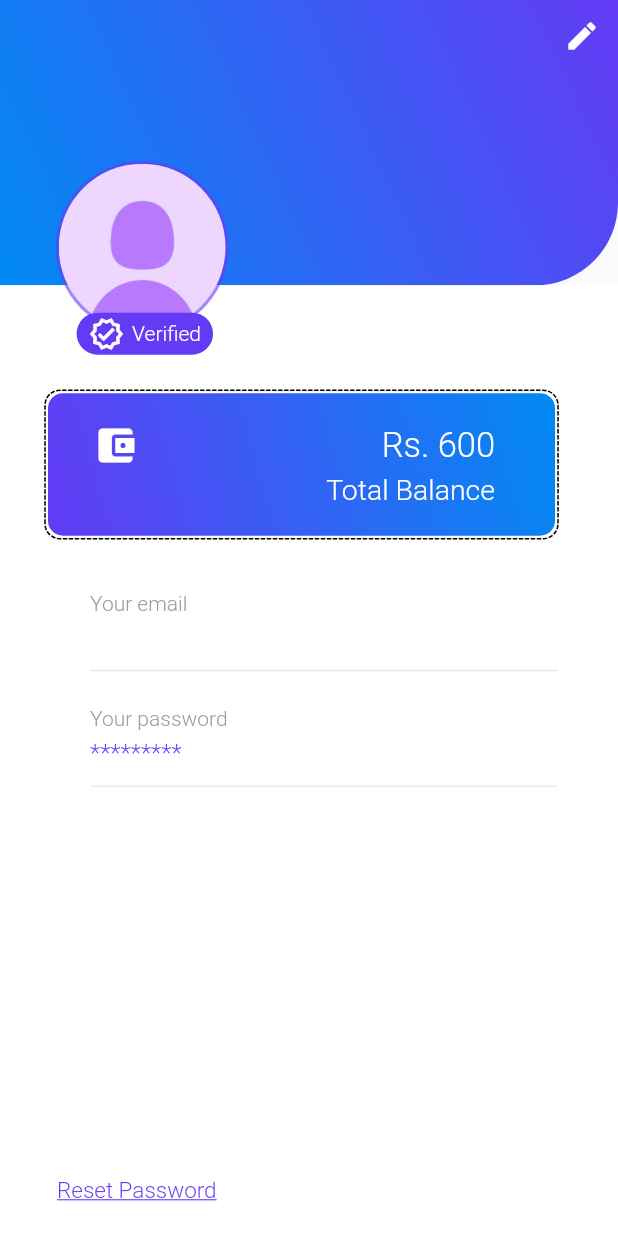
After one commit to Rinnohara9803/mhicha, a Flutter app: the ProfilePage screen opened by its route, on a phone screen of 412 x 824 dp. The commit adds this screen. Run offline on Flutter 3.47's test engine with Material 2 defaults, Android fonts, the phone set to English and light mode, and no system bars; drawn by our look-alikes of dotted_border; our stand-ins replace pinput, qr_flutter, shared_preferences; missing offline and left inert: qr_code_scanner; accounts and stored records are empty; network calls fail.

Commit message:
basic profile-page created

```diff
--- a/lib/main.dart
+++ b/lib/main.dart
@@ -1,6 +1,8 @@
 import 'package:flutter/material.dart';
 import 'package:mhicha/pages/dashboard_page.dart';
+import 'package:mhicha/pages/edit_profile_page.dart';
 import 'package:mhicha/pages/proceed_send_money_page.dart';
+import 'package:mhicha/pages/profile_page.dart';
 import 'package:mhicha/pages/qr_page.dart';
 import 'package:mhicha/pages/send_money_page.dart';
 import 'package:mhicha/pages/splash_page.dart';
@@ -44,6 +46,8 @@ class MyApp extends StatelessWidget {
           SendMoneyPage.routeName: (context) => const SendMoneyPage(),
           ProceedSendMoneyPage.routeName: (context) =>
               const ProceedSendMoneyPage(),
+          ProfilePage.routeName: (context) => const ProfilePage(),
+          EditProfilePage.routeName: (context) => const EditProfilePage(),
         },
       ),
     );
--- a/lib/pages/dashboard_page.dart
+++ b/lib/pages/dashboard_page.dart
@@ -2,7 +2,7 @@ import 'package:flutter/material.dart';
 import 'package:mhicha/pages/home_page.dart';
 import 'package:mhicha/pages/page2.dart';
 import 'package:mhicha/pages/page3.dart';
-import 'package:mhicha/pages/page4.dart';
+import 'package:mhicha/pages/settings_page.dart';
 import 'package:mhicha/pages/qr_page.dart';
 import 'package:mhicha/utilities/themes.dart';
 
@@ -20,7 +20,7 @@ class _DashboardPageState extends State<DashboardPage> {
     HomePage(),
     Page2(),
     Page3(),
-    Page4(),
+    SettingsPage(),
   ];
 
   final PageStorageBucket bucket = PageStorageBucket();
@@ -159,7 +159,7 @@ class _DashboardPageState extends State<DashboardPage> {
                       minWidth: 40,
                       onPressed: () {
                         setState(() {
-                          currentScreen = const Page4();
+                          currentScreen = const SettingsPage();
                           currentTab = 4;
                         });
                       },
--- /dev/null
+++ b/lib/pages/edit_profile_page.dart
@@ -0,0 +1,18 @@
+import 'package:flutter/material.dart';
+
+class EditProfilePage extends StatefulWidget {
+  static String routeName = '/editProfilePage';
+  const EditProfilePage({Key? key}) : super(key: key);
+
+  @override
+  State<EditProfilePage> createState() => _EditProfilePageState();
+}
+
+class _EditProfilePageState extends State<EditProfilePage> {
+  @override
+  Widget build(BuildContext context) {
+    return SafeArea(
+      child: Scaffold(),
+    );
+  }
+}
--- a/lib/pages/home_page.dart
+++ b/lib/pages/home_page.dart
@@ -1,4 +1,5 @@
 import 'package:flutter/material.dart';
+import 'package:mhicha/pages/profile_page.dart';
 import 'package:mhicha/services/shared_services.dart';
 import 'package:mhicha/utilities/themes.dart';
 import 'package:mhicha/widgets/features_row_widgets.dart';
@@ -27,7 +28,11 @@ class HomePage extends StatelessWidget {
               Row(
                 mainAxisAlignment: MainAxisAlignment.spaceBetween,
                 children: [
-                  Stack(
+                  InkWell(
+                    onTap: () {
+                      Navigator.pushNamed(context, ProfilePage.routeName);
+                    },
+                    child: Stack(
                       children: [
                         Container(
                           margin: const EdgeInsets.only(
@@ -69,6 +74,7 @@ class HomePage extends StatelessWidget {
                           ),
                         ),
                       ],
+                    ),
                   ),
                   IconButton(
                     onPressed: () {},
--- /dev/null
+++ b/lib/pages/profile_page.dart
@@ -0,0 +1,302 @@
+import 'package:flutter/material.dart';
+import 'package:mhicha/pages/edit_profile_page.dart';
+import 'package:mhicha/providers/profile_provider.dart';
+import 'package:mhicha/services/auth_service.dart';
+import 'package:mhicha/services/shared_services.dart';
+import 'package:mhicha/utilities/themes.dart';
+import 'package:provider/provider.dart';
+import 'package:dotted_border/dotted_border.dart';
+
+class ProfilePage extends StatefulWidget {
+  static String routeName = '/profilePage';
+  const ProfilePage({Key? key}) : super(key: key);
+
+  @override
+  State<ProfilePage> createState() => _ProfilePageState();
+}
+
+class _ProfilePageState extends State<ProfilePage> {
+  Widget profileDetailBox(String label, String value) {
+    return Column(
+      crossAxisAlignment: CrossAxisAlignment.start,
+      children: [
+        Text(
+          label,
+          style: const TextStyle(
+            color: Colors.grey,
+            fontSize: 14,
+          ),
+        ),
+        const SizedBox(
+          height: 5,
+        ),
+        Text(
+          value,
+          style: TextStyle(
+            color: ThemeClass.primaryColor,
+            fontSize: 16,
+          ),
+        ),
+        const SizedBox(
+          height: 5,
+        ),
+        const Divider(),
+        const SizedBox(
+          height: 16,
+        ),
+      ],
+    );
+  }
+
+  @override
+  Widget build(BuildContext context) {
+    final theHeight = MediaQuery.of(context).size.height;
+    final theWidth = MediaQuery.of(context).size.width;
+    return SafeArea(
+      child: Scaffold(
+        body: Stack(
+          children: [
+            Column(
+              children: [
+                Expanded(
+                  flex: 3,
+                  child: Container(
+                    decoration: BoxDecoration(
+                      borderRadius: const BorderRadius.only(
+                        bottomRight: Radius.circular(
+                          55,
+                        ),
+                      ),
+                      gradient: LinearGradient(
+                        begin: Alignment.topRight,
+                        end: Alignment.bottomLeft,
+                        colors: [
+                          ThemeClass.primaryColor,
+                          const Color(0xff018AF3),
+                        ],
+                      ),
+                    ),
+                  ),
+                ),
+                Expanded(
+                  flex: 10,
+                  child: Container(
+                    color: Colors.white,
+                    child: Column(
+                      children: [
+                        SingleChildScrollView(
+                          child: Column(
+                            children: [
+                              Container(
+                                margin: const EdgeInsets.only(
+                                  left: 30,
+                                  right: 40,
+                                  top: 70,
+                                  bottom: 20,
+                                ),
+                                child: DottedBorder(
+                                  borderType: BorderType.RRect,
+                                  radius: const Radius.circular(
+                                    10,
+                                  ),
+                                  child: Container(
+                                    height: 95,
+                                    width: double.infinity,
+                                    padding: const EdgeInsets.only(
+                                      left: 30,
+                                      right: 40,
+                                      top: 20,
+                                      bottom: 20,
+                                    ),
+                                    decoration: BoxDecoration(
+                                      gradient: LinearGradient(
+                                        begin: Alignment.topRight,
+                                        end: Alignment.bottomLeft,
+                                        colors: [
+                                          const Color(0xff018AF3),
+                                          ThemeClass.primaryColor,
+                                        ],
+                                      ),
+                                      borderRadius: BorderRadius.circular(
+                                        10,
+                                      ),
+                                    ),
+                                    child: Column(
+                                      crossAxisAlignment:
+                                          CrossAxisAlignment.end,
+                                      mainAxisAlignment:
+                                          MainAxisAlignment.spaceBetween,
+                                      children: [
+                                        Row(
+                                          mainAxisAlignment:
+                                              MainAxisAlignment.spaceBetween,
+                                          children: [
+                                            InkWell(
+                                              onTap: () {
+                                                Navigator.of(context).pop();
+                                              },
+                                              child: const Icon(
+                                                Icons.account_balance_wallet,
+                                                size: 30,
+                                                color: Colors.white,
+                                              ),
+                                            ),
+                                            const Text(
+                                              'Rs. 600',
+                                              style: TextStyle(
+                                                color: Colors.white,
+                                                fontSize: 23,
+                                                fontWeight: FontWeight.w500,
+                                              ),
+                                            ),
+                                          ],
+                                        ),
+                                        const Text(
+                                          'Total Balance',
+                                          style: TextStyle(
+                                            color: Colors.white,
+                                            fontSize: 19,
+                                          ),
+                                        ),
+                                      ],
+                                    ),
+                                  ),
+                                ),
+                              ),
+                              Container(
+                                padding: const EdgeInsets.only(
+                                  left: 60,
+                                  top: 15,
+                                  right: 40,
+                                  bottom: 10,
+                                ),
+                                child: Column(
+                                  crossAxisAlignment: CrossAxisAlignment.start,
+                                  children: [
+                                    profileDetailBox(
+                                      'Your email',
+                                      SharedService.email,
+                                    ),
+                                    profileDetailBox(
+                                        'Your password', '*********'),
+                                  ],
+                                ),
+                              ),
+                            ],
+                          ),
+                        ),
+                      ],
+                    ),
+                  ),
+                ),
+              ],
+            ),
+            Positioned(
+              top: theHeight * 0.13,
+              left: theWidth * 0.09,
+              child: Stack(
+                overflow: Overflow.visible,
+                children: [
+                  CircleAvatar(
+                    radius: theWidth * 0.14,
+                    backgroundColor: ThemeClass.primaryColor.withOpacity(
+                      0.6,
+                    ),
+                    child: CircleAvatar(
+                      radius: theWidth * 0.135,
+                      backgroundColor: Colors.black12,
+                      backgroundImage: const AssetImage(
+                        'images/profile_avatar.png',
+                      ),
+                    ),
+                  ),
+                  Positioned(
+                    bottom: -14,
+                    left: 14,
+                    child: Container(
+                      padding: const EdgeInsets.symmetric(
+                        horizontal: 8,
+                        vertical: 2,
+                      ),
+                      decoration: BoxDecoration(
+                        color: ThemeClass.primaryColor,
+                        borderRadius: BorderRadius.circular(
+                          15,
+                        ),
+                      ),
+                      child: Row(
+                        children: const [
+                          Icon(
+                            Icons.verified_outlined,
+                            color: Colors.white,
+                          ),
+                          SizedBox(
+                            width: 5,
+                          ),
+                          Text(
+                            'Verified',
+                            style: TextStyle(
+                              color: Colors.white,
+                            ),
+                          ),
+                        ],
+                      ),
+                    ),
+                  ),
+                ],
+              ),
+            ),
+            Positioned(
+              top: theHeight * 0.178,
+              left: theWidth * 0.4,
+              child: Column(
+                crossAxisAlignment: CrossAxisAlignment.start,
+                children: [
+                  Text(
+                    Provider.of<ProfileProvider>(
+                      context,
+                    ).userName,
+                    style: const TextStyle(
+                      color: Colors.white,
+                      fontSize: 23,
+                    ),
+                  ),
+                  const SizedBox(
+                    height: 5,
+                  ),
+                ],
+              ),
+            ),
+            Positioned(
+              bottom: theHeight * 0.008,
+              left: 30,
+              child: TextButton(
+                onPressed: () {},
+                child: const Text(
+                  'Reset Password',
+                  style: TextStyle(
+                    fontSize: 15,
+                    decoration: TextDecoration.underline,
+                  ),
+                ),
+              ),
+            ),
+            Positioned(
+              right: 0,
+              top: 0,
+              child: IconButton(
+                color: Colors.white,
+                onPressed: () {
+                  Navigator.pushNamed(context, EditProfilePage.routeName);
+                },
+                icon: const Icon(
+                  Icons.edit,
+                ),
+              ),
+            ),
+          ],
+        ),
+      ),
+    );
+  }
+}
--- a/lib/pages/page4.dart
+++ b/lib/pages/settings_page.dart
@@ -1,8 +1,8 @@
 import 'package:flutter/material.dart';
 import 'package:mhicha/services/auth_service.dart';
 
-class Page4 extends StatelessWidget {
-  const Page4({Key? key}) : super(key: key);
+class SettingsPage extends StatelessWidget {
+  const SettingsPage({Key? key}) : super(key: key);
 
   @override
   Widget build(BuildContext context) {
```
Lines whose indentation alone changed are shown as unchanged.
